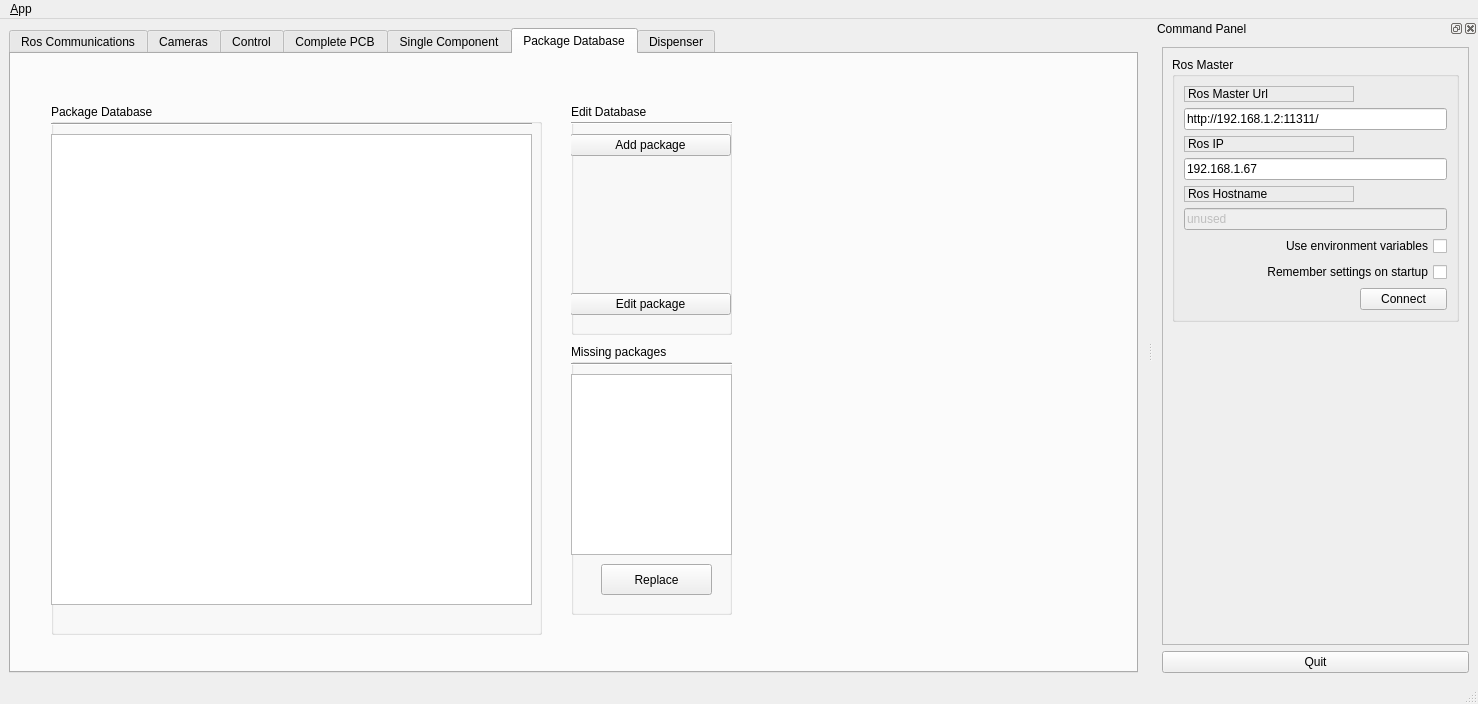
The window that pap_gui/ui/main_window.ui (JohanVer/PAP2015) describes before a commit, drawn with Qt 5.
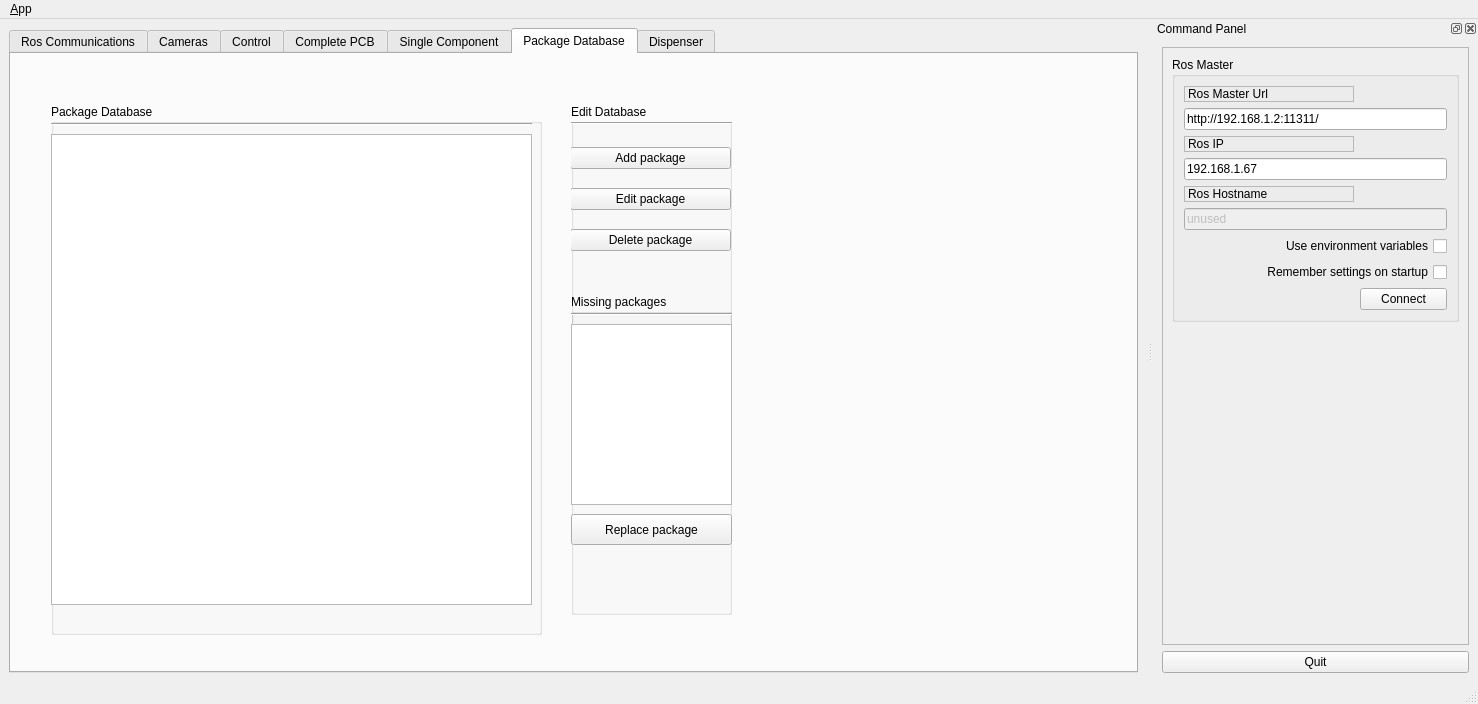
The same window after the commit. Icons and pictures are not drawn. Custom widgets are drawn as their Qt base class.

Commit message: Package edit and delete function added, package dialog finished!

The edit to the form file:
```diff
--- a/pap_gui/ui/main_window.ui
+++ b/pap_gui/ui/main_window.ui
@@ -3872,7 +3872,7 @@
            <x>-1</x>
            <y>30</y>
            <width>161</width>
-           <height>181</height>
+           <height>131</height>
           </rect>
          </property>
          <layout class="QVBoxLayout" name="verticalLayout_32">
@@ -3883,19 +3883,6 @@
             </property>
            </widget>
           </item>
-          <item>
-           <spacer name="verticalSpacer_4">
-            <property name="orientation">
-             <enum>Qt::Vertical</enum>
-            </property>
-            <property name="sizeHint" stdset="0">
-             <size>
-              <width>20</width>
-              <height>40</height>
-             </size>
-            </property>
-           </spacer>
-          </item>
           <item>
            <widget class="QPushButton" name="editPackageButton">
             <property name="text">
@@ -3903,6 +3890,13 @@
             </property>
            </widget>
           </item>
+          <item>
+           <widget class="QPushButton" name="deletePackageButton">
+            <property name="text">
+             <string>Delete package</string>
+            </property>
+           </widget>
+          </item>
          </layout>
         </widget>
        </widget>
@@ -3910,9 +3904,9 @@
         <property name="geometry">
          <rect>
           <x>560</x>
-          <y>290</y>
+          <y>240</y>
           <width>161</width>
-          <height>271</height>
+          <height>321</height>
          </rect>
         </property>
         <property name="title">
@@ -3944,14 +3938,14 @@
         <widget class="QPushButton" name="replaceButton">
          <property name="geometry">
           <rect>
-           <x>30</x>
+           <x>0</x>
            <y>220</y>
-           <width>111</width>
+           <width>161</width>
            <height>31</height>
           </rect>
          </property>
          <property name="text">
-          <string>Replace</string>
+          <string>Replace package</string>
          </property>
         </widget>
        </widget>
```
The commit also changes 5 other files.
